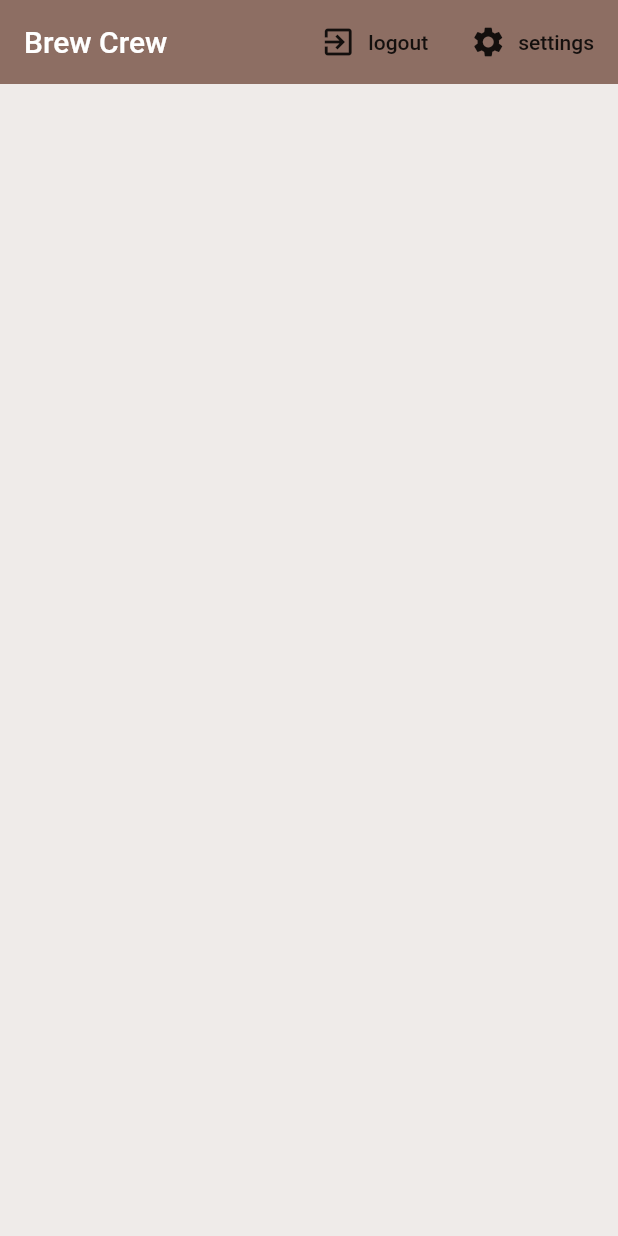
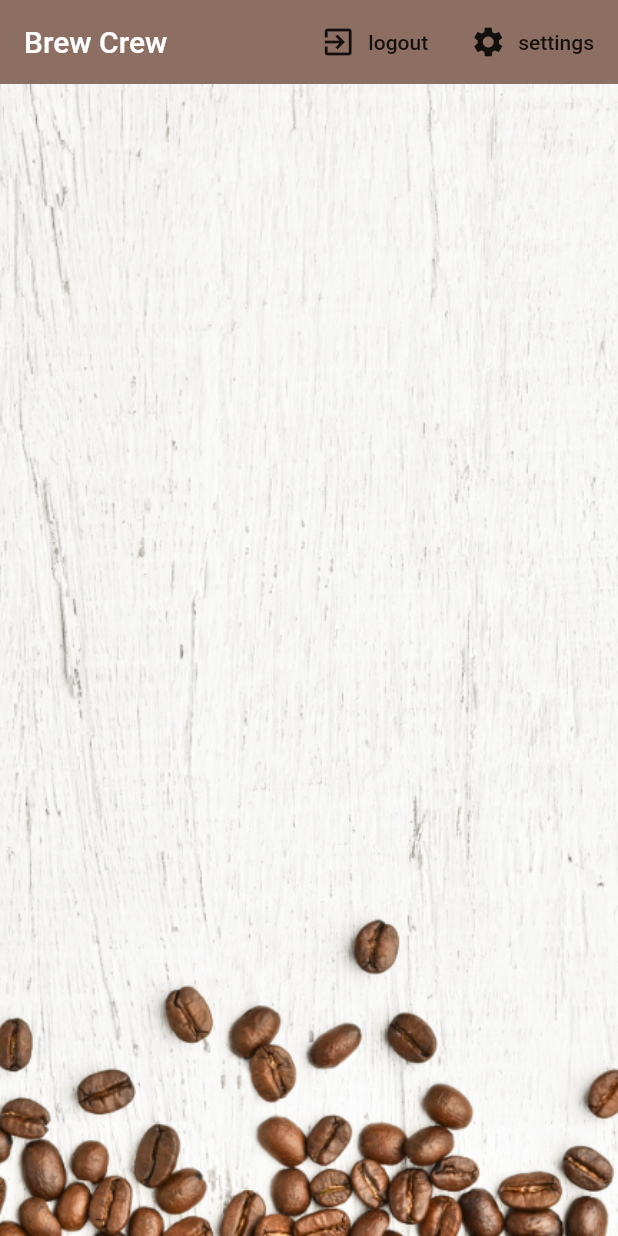
Before and after one commit to deniell/brew_crew_app, a Flutter app: the screen it shows once a user with an empty profile is signed in, on a phone screen of 412 x 824 dp. Run offline on Flutter 3.47's test engine with Material 2 defaults, Android fonts, the phone set to English and light mode, and no system bars; our stand-ins replace cloud_firestore, firebase_auth, flutter_spinkit; accounts and stored records are empty.

```diff
--- a/lib/screens/home/brew_tile.dart
+++ b/lib/screens/home/brew_tile.dart
@@ -16,6 +16,7 @@ class BrewTile extends StatelessWidget {
           leading: CircleAvatar(
             radius: 25.0,
             backgroundColor: Colors.brown[brew.strength],
+            backgroundImage: AssetImage('assets/coffee_icon.png'),
           ),
           title: Text(brew.name),
           subtitle: Text('Takes ${brew.sugars} sugar(s)'),
--- a/lib/screens/home/home.dart
+++ b/lib/screens/home/home.dart
@@ -45,7 +45,15 @@ class Home extends StatelessWidget {
             )
           ],
         ),
-        body: BrewList(),
+        body: Container(
+          decoration: BoxDecoration(
+            image: DecorationImage(
+              image: AssetImage('assets/coffee_bg.png'),
+              fit: BoxFit.cover,
+            )
+          ),
+            child: BrewList()
+        ),
       ),
     );
   }
--- a/pubspec.yaml
+++ b/pubspec.yaml
@@ -28,3 +28,7 @@ dev_dependencies:
 
 flutter:
   uses-material-design: true
+
+  assets:
+    - assets/coffee_bg.png
+    - assets/coffee_icon.png
```
Also changed, not shown: assets/coffee_bg.png (added), assets/coffee_icon.png (added).
